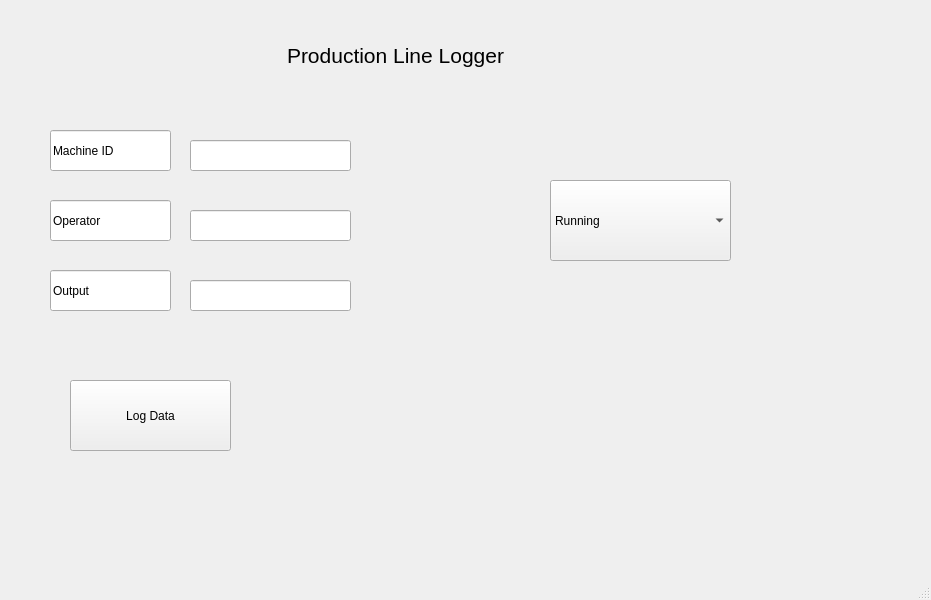
Old version of the form form_ui.ui in the repository alipp-blip/Python-Excel-DataEntry.
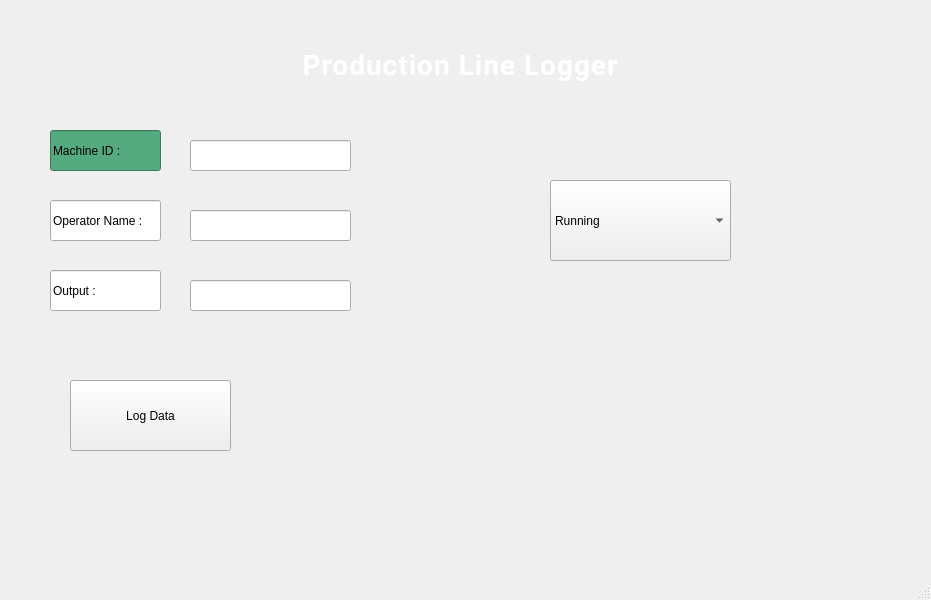
New version of the form.

Diff of the .ui file:
```diff
--- a/form_ui.ui
+++ b/form_ui.ui
@@ -44,18 +44,21 @@
      <rect>
       <x>50</x>
       <y>200</y>
-      <width>121</width>
+      <width>111</width>
       <height>41</height>
      </rect>
     </property>
     <property name="minimumSize">
      <size>
-      <width>91</width>
+      <width>0</width>
       <height>41</height>
      </size>
     </property>
+    <property name="styleSheet">
+     <string notr="true">alternate-background-color: rgb(255, 255, 127);</string>
+    </property>
     <property name="text">
-     <string>Operator</string>
+     <string>Operator Name :</string>
     </property>
    </widget>
    <widget class="QLineEdit" name="machine">
@@ -63,12 +66,16 @@
      <rect>
       <x>50</x>
       <y>130</y>
-      <width>121</width>
+      <width>111</width>
       <height>41</height>
      </rect>
     </property>
+    <property name="styleSheet">
+     <string notr="true">background-color: rgb(85, 170, 127);
+</string>
+    </property>
     <property name="text">
-     <string>Machine ID</string>
+     <string>Machine ID :</string>
     </property>
    </widget>
    <widget class="QLineEdit" name="output">
@@ -76,18 +83,18 @@
      <rect>
       <x>50</x>
       <y>270</y>
-      <width>121</width>
+      <width>111</width>
       <height>41</height>
      </rect>
     </property>
     <property name="minimumSize">
      <size>
-      <width>121</width>
+      <width>0</width>
       <height>41</height>
      </size>
     </property>
     <property name="text">
-     <string>Output</string>
+     <string>Output :</string>
     </property>
    </widget>
    <widget class="QPushButton" name="button_save">
@@ -108,15 +115,33 @@
      <rect>
       <x>50</x>
       <y>30</y>
-      <width>691</width>
-      <height>51</height>
+      <width>821</width>
+      <height>71</height>
      </rect>
     </property>
     <property name="font">
      <font>
-      <pointsize>16</pointsize>
+      <family>Poppins,Segoe UI,Roboto</family>
+      <pointsize>-1</pointsize>
+      <weight>75</weight>
+      <bold>true</bold>
      </font>
     </property>
+    <property name="styleSheet">
+     <string notr="true">QLabel {
+    font-size: 28px;
+    font-weight: bold;
+    color: white;
+    background-color: qlineargradient(
+        x1:0, y1:0, x2:1, y2:0,
+        stop:0 #2ecc71, stop:1 #27ae60
+    );
+    font-family: &quot;Poppins&quot;, &quot;Segoe UI&quot;, &quot;Roboto&quot;;
+    border-radius: 10px;
+    padding: 10px 20px;
+    letter-spacing: 1px;
+}</string>
+    </property>
     <property name="text">
      <string>Production Line Logger</string>
     </property>
```
